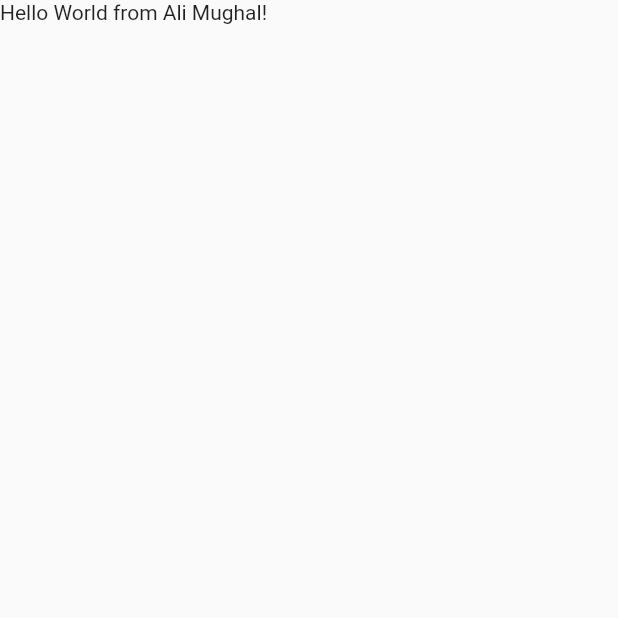
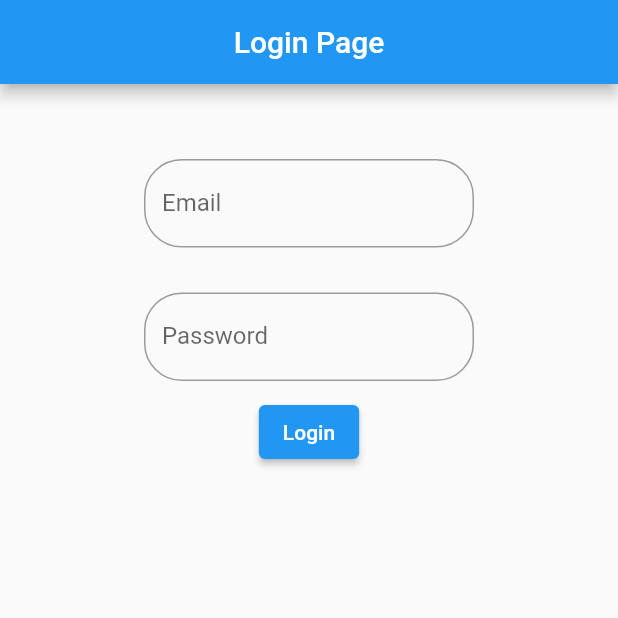
Before and after one commit to alemughal/Flutter, a Flutter app: the screen it shows after launch, on a phone screen of 412 x 824 dp, the top half of it. Run offline on Flutter 3.47's test engine with Material 2 defaults, Android fonts, the phone set to English and light mode, and no system bars.

Commit message:
Creating Login Page

```diff
--- a/lib/main.dart
+++ b/lib/main.dart
@@ -8,10 +8,55 @@ class MyApp extends StatelessWidget {
   @override
   Widget build(BuildContext context) {
     return MaterialApp(
+      debugShowCheckedModeBanner: false,
       home: Scaffold(
-        body:
-         Text(
-          "Hello World from Ali Mughal! "
+        appBar: AppBar(
+          title: Center(child: Text("Login Page")),
+        ),
+        body: Center(
+          child: Column(
+            children: [
+              SizedBox(
+                height: 50,
+              ),
+              Container(
+                  width: 220,
+                  child: TextField(
+                    obscureText: false,
+                    decoration: InputDecoration(
+                      fillColor: Colors.green,
+                      border: OutlineInputBorder(
+                        borderSide:
+                            const BorderSide(color: Colors.green, width: 2.0),
+                        borderRadius: BorderRadius.circular(25.0),
+                      ),
+                      labelText: 'Email',
+                      focusColor: Colors.green,
+                    ),
+                  )),
+              SizedBox(
+                height: 30,
+              ),
+              Container(
+                  width: 220,
+                  child: TextField(
+                    obscureText: true,
+                    decoration: InputDecoration(
+                      fillColor: Colors.green,
+                      border: OutlineInputBorder(
+                        borderSide: BorderSide(color: Colors.green, width: 2.0),
+                        borderRadius: BorderRadius.circular(25.0),
+                      ),
+                      labelText: 'Password',
+                      focusColor: Colors.green,
+                    ),
+                  )),
+              SizedBox(
+                height: 10,
+              ),
+              ElevatedButton(onPressed: () {}, child: Text("Login")),
+            ],
+          ),
         ),
       ),
     );
```
Also changed, not shown: 1 other file.
